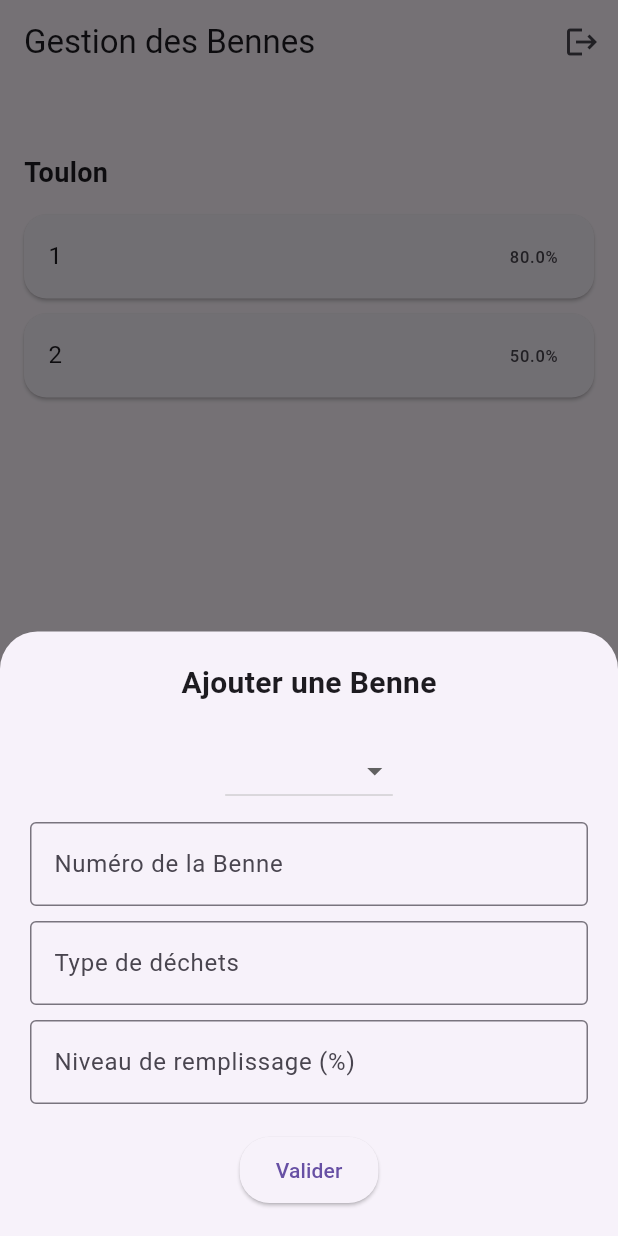
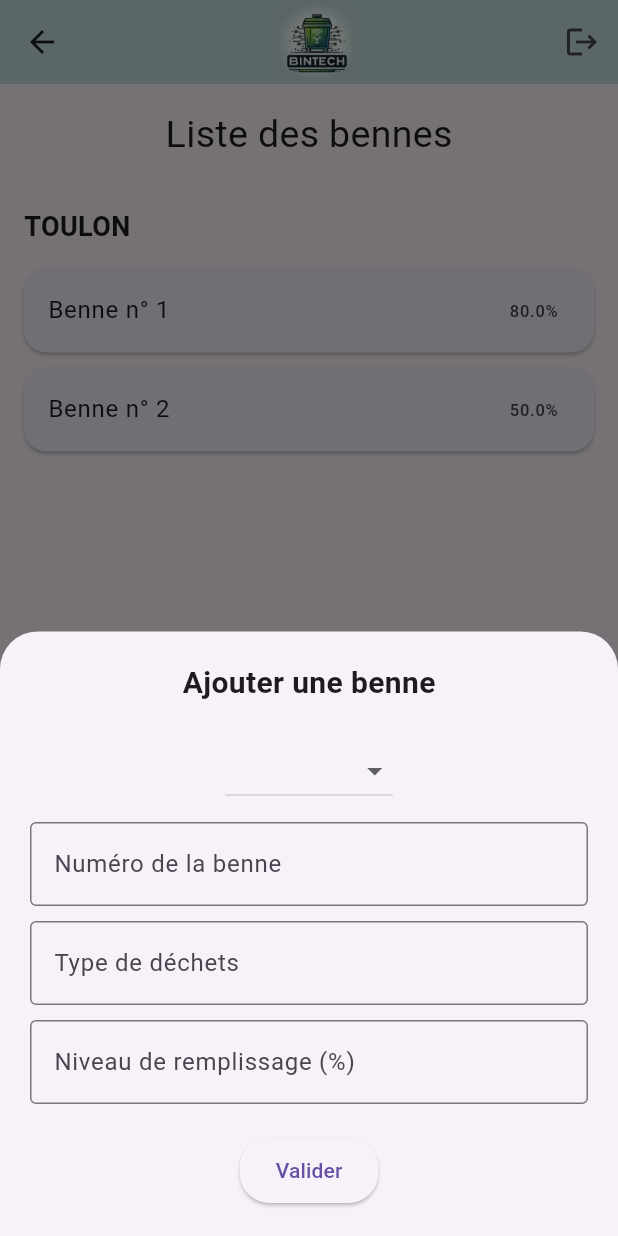
Before and after one commit to Pierre-Gei/Garage_week_2024, a Flutter app: the ChauffeurInfo screen opened directly, after a tap on the "add" icon, on a phone screen of 412 x 824 dp. Run offline on Flutter 3.47's test engine with Material 3 defaults, Android fonts, the light colour scheme and no system bars; our stand-ins replace cloud_firestore, firebase_core; accounts and stored records are empty.

Commit message:
Minors changes

```diff
--- a/lib/screens/chauffeur_screen/chauffeur_screen.dart
+++ b/lib/screens/chauffeur_screen/chauffeur_screen.dart
@@ -12,7 +12,7 @@ class ChauffeurScreen extends StatelessWidget {
   @override
   Widget build(BuildContext context) {
     return MaterialApp(
-      title: 'Gestion des Bennes',
+      title: 'Gestion des bennes',
       theme: ThemeData(
         primarySwatch: Colors.green,
         visualDensity: VisualDensity.adaptivePlatformDensity,
@@ -90,7 +90,8 @@ Future<void> _addNewBin(
               const SizedBox(height: 20),
               ElevatedButton(
                 onPressed: () {
-                  // Action pour afficher les informations de la benne
+                  // Show the bin info
+
                   Navigator.pop(context);
                 },
                 child: const Text('Info'),
@@ -158,7 +159,7 @@ Future<void> _addNewBin(
             mainAxisSize: MainAxisSize.min,
             children: [
               const Text(
-                'Ajouter une Benne',
+                'Ajouter une benne',
                 style: TextStyle(fontSize: 20, fontWeight: FontWeight.bold),
               ),
               const SizedBox(height: 20),
@@ -180,7 +181,7 @@ Future<void> _addNewBin(
               const SizedBox(height: 10),
               TextField(
                 decoration: const InputDecoration(
-                  labelText: 'Numéro de la Benne',
+                  labelText: 'Numéro de la benne',
                   border: OutlineInputBorder(),
                 ),
                 onChanged: (value) {
@@ -278,7 +279,20 @@ Future<void> _addNewBin(
 
     return Scaffold(
       appBar: AppBar(
-        title: const Text('Gestion des Bennes'),
+        backgroundColor: const Color.fromARGB(255, 198, 222, 226),
+        leading: IconButton(
+          icon: const Icon(Icons.arrow_back),
+          onPressed: () {
+            Navigator.of(context).push(
+              MaterialPageRoute(
+                  builder: (context) => const ProfileSelectScreen()),
+            );
+          },
+        ),
+        title: Center(
+          child: Image.asset('lib/assets/icons/BinTech_Logo.jpg',
+              height: 50, width: 50, fit: BoxFit.cover),
+        ),
         actions: [
           IconButton(
             icon: const Icon(Icons.logout),
@@ -292,6 +306,10 @@ Future<void> _addNewBin(
         padding: const EdgeInsets.all(16.0),
         child: Column(
           children: [
+            const Text(
+              'Liste des bennes',
+              style: TextStyle(fontSize: 25),
+            ),
             const SizedBox(height: 20),
             Expanded(
               child: ListView(
@@ -302,7 +320,7 @@ Future<void> _addNewBin(
                       Padding(
                         padding: const EdgeInsets.symmetric(vertical: 10),
                         child: Text(
-                          entry.key,
+                          entry.key.toUpperCase(),
                           style: const TextStyle(
                               fontSize: 18, fontWeight: FontWeight.bold),
                         ),
@@ -315,7 +333,7 @@ Future<void> _addNewBin(
                             ),
                             margin: const EdgeInsets.symmetric(vertical: 5),
                             child: ListTile(
-                              title: Text(bin.id),
+                              title: Text('Benne n° ${bin.id}'),
                               trailing: Text('${(bin.fullness * 100)}%'),
                               onTap: () async {
                                 _showBinOptions(
@@ -341,6 +359,7 @@ Future<void> _addNewBin(
       ),
       floatingActionButton: FloatingActionButton(
         onPressed: _showAddBinBottomSheet,
+
         tooltip: 'Ajouter',
         child: const Icon(Icons.add),
       ),
```
